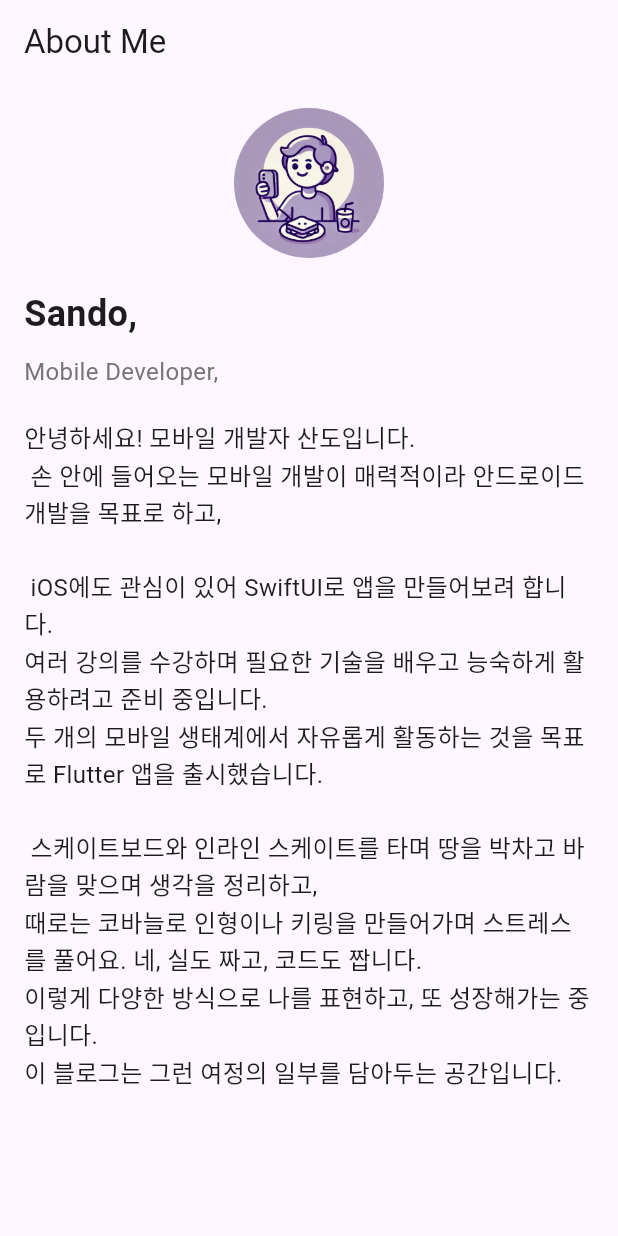
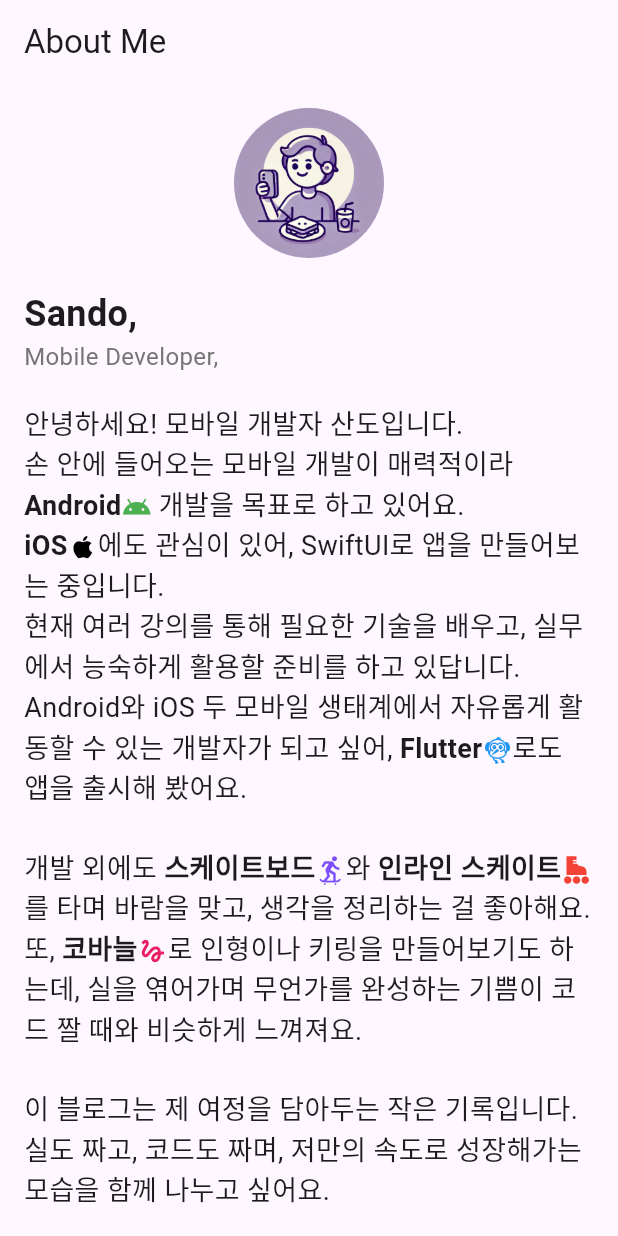
Before and after one commit to ph-value/ph-value.github.io, a Flutter app: the AboutPage screen opened directly, on a phone screen of 412 x 824 dp. Run offline on Flutter 3.47's test engine with Material 3 defaults, Android fonts, the phone set to English and light mode, and no system bars; our stand-ins replace cloud_firestore, firebase_auth, firebase_core; missing offline and left inert: dart:html, markdown_widget; accounts and stored records are empty; network calls fail; statements that could not run were skipped.

Commit message:
Edit AboutPage.dart

```diff
--- a/lib/AboutPage.dart
+++ b/lib/AboutPage.dart
@@ -27,7 +27,6 @@ class AboutPage extends StatelessWidget {
                 fontWeight: FontWeight.bold,
               ),
             ),
-            SizedBox(height: 10),
             Text(
               'Mobile Developer,', // 직업 또는 타이틀
               style: TextStyle(
@@ -36,21 +35,70 @@ class AboutPage extends StatelessWidget {
               ),
             ),
             SizedBox(height: 20),
-            Text(
-              '안녕하세요! 모바일 개발자 산도입니다. '
-              '\n 손 안에 들어오는 모바일 개발이 매력적이라 안드로이드 개발을 목표로 하고, \n'
-              '\n iOS에도 관심이 있어 SwiftUI로 앱을 만들어보려 합니다. '
-              '\n여러 강의를 수강하며 필요한 기술을 배우고 능숙하게 활용하려고 준비 중입니다.'
-              '\n두 개의 모바일 생태계에서 자유롭게 활동하는 것을 목표로 Flutter 앱을 출시했습니다. '
-              '\n\n 스케이트보드와 인라인 스케이트를 타며 땅을 박차고 바람을 맞으며 생각을 정리하고,'
-              '\n때로는 코바늘로 인형이나 키링을 만들어가며 스트레스를 풀어요. 네, 실도 짜고, 코드도 짭니다.'
-              '\n이렇게 다양한 방식으로 나를 표현하고, 또 성장해가는 중입니다. '
-              '\n이 블로그는 그런 여정의 일부를 담아두는 공간입니다.',
-              // 소개 글
-              style: TextStyle(
-                fontSize: 16,
-                height: 1.5,
+            Text.rich(
+              TextSpan(
+                children: [
+                  TextSpan(text: "안녕하세요! 모바일 개발자 산도입니다.\n"),
+                  TextSpan(text: "손 안에 들어오는 모바일 개발이 매력적이라 "),
+                  TextSpan(
+                    text: "Android", // Android 볼드 처리 및 아이콘 추가
+                    style: TextStyle(fontWeight: FontWeight.bold),
+                  ),
+                  WidgetSpan(
+                    child: Icon(Icons.android, size: 20, color: Colors.green),
+                  ),
+                  TextSpan(text: " 개발을 목표로 하고 있어요.\n"),
+                  TextSpan(
+                    text: "iOS", // iOS 볼드 처리 및 아이콘 추가
+                    style: TextStyle(fontWeight: FontWeight.bold),
+                  ),
+                  WidgetSpan(
+                    child: Icon(Icons.apple, size: 20, color: Colors.black),
+                  ),
+                  TextSpan(text: "에도 관심이 있어, SwiftUI로 앱을 만들어보는 중입니다.\n"),
+                  TextSpan(
+                      text:
+                          "현재 여러 강의를 통해 필요한 기술을 배우고, 실무에서 능숙하게 활용할 준비를 하고 있답니다.\n"),
+                  TextSpan(
+                      text:
+                          "Android와 iOS 두 모바일 생태계에서 자유롭게 활동할 수 있는 개발자가 되고 싶어, "),
+                  TextSpan(
+                    text: "Flutter", // Flutter 볼드 처리 및 아이콘 추가
+                    style: TextStyle(fontWeight: FontWeight.bold),
+                  ),
+                  WidgetSpan(
+                    child:
+                        Icon(Icons.flutter_dash, size: 20, color: Colors.blue),
+                  ),
+                  TextSpan(text: "로도 앱을 출시해 봤어요.\n\n"),
+                  TextSpan(text: "개발 외에도 "),
+                  TextSpan(
+                      text: "스케이트보드",
+                      style: TextStyle(fontWeight: FontWeight.bold)),
+                  WidgetSpan(
+                    child: Icon(Icons.skateboarding,
+                        size: 20, color: Colors.deepPurpleAccent),
+                  ),
+                  TextSpan(text: "와 "),
+                  TextSpan(
+                      text: "인라인 스케이트",
+                      style: TextStyle(fontWeight: FontWeight.bold)),
+                  WidgetSpan(
+                    child: Icon(Icons.roller_skating, size: 20, color: Colors.red),
+                  ),
+                  TextSpan(text: "를 타며 바람을 맞고, 생각을 정리하는 걸 좋아해요.\n또, "),
+                  TextSpan(
+                      text: "코바늘",
+                      style: TextStyle(fontWeight: FontWeight.bold)),
+                  WidgetSpan(
+                    child: Icon(Icons.gesture, size: 20, color: Colors.pink),
+                  ),
+                  TextSpan(
+                      text:
+                          "로 인형이나 키링을 만들어보기도 하는데, 실을 엮어가며 무언가를 완성하는 기쁨이 코드 짤 때와 비슷하게 느껴져요.\n\n이 블로그는 제 여정을 담아두는 작은 기록입니다. 실도 짜고, 코드도 짜며, 저만의 속도로 성장해가는 모습을 함께 나누고 싶어요."),
+                ],
               ),
+              style: TextStyle(fontSize: 18),
             ),
           ],
         ),
```
